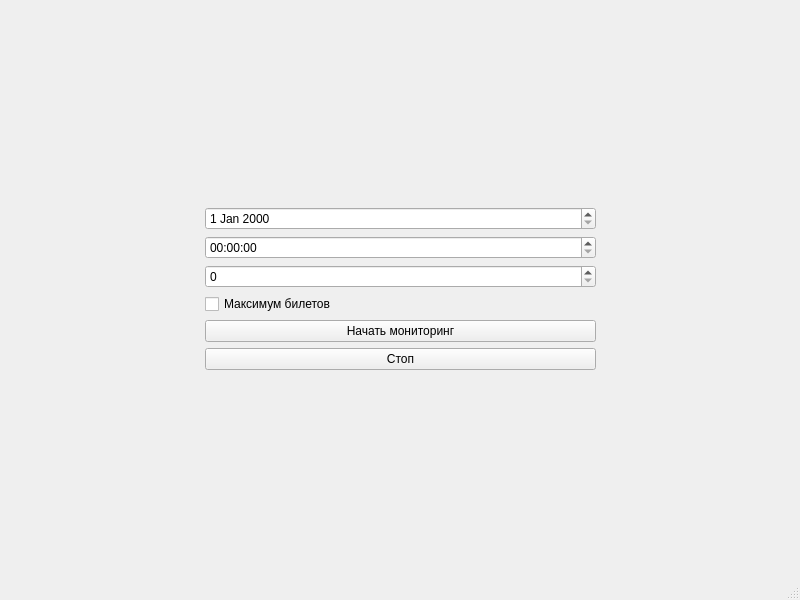
First picture: the form in src/ui/main_window.ui, repository Sazoks/colosseum_bot, before the edit.
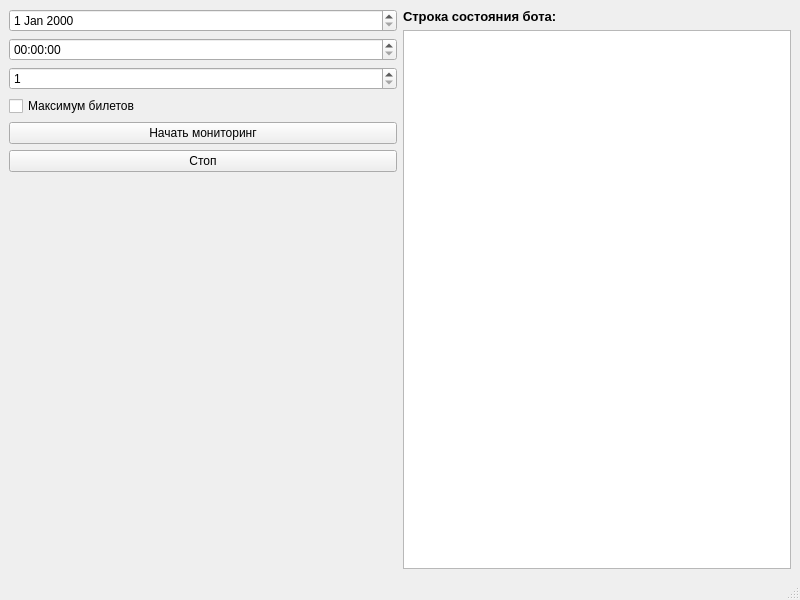
Second picture: the form after the edit.

Commit message: Починка багов, добавил класс Informer для отслеживания состояния бота

What changed in the file:
```diff
--- a/src/ui/main_window.ui
+++ b/src/ui/main_window.ui
@@ -14,8 +14,25 @@
    <string>MainWindow</string>
   </property>
   <widget class="QWidget" name="centralwidget">
-   <layout class="QGridLayout" name="gridLayout" columnstretch="3,6,3">
+   <layout class="QGridLayout" name="gridLayout" columnstretch="1,1">
+    <item row="1" column="1">
+     <widget class="QTextBrowser" name="bot_info_input"/>
+    </item>
     <item row="0" column="1">
+     <widget class="QLabel" name="label">
+      <property name="font">
+       <font>
+        <pointsize>10</pointsize>
+        <weight>75</weight>
+        <bold>true</bold>
+       </font>
+      </property>
+      <property name="text">
+       <string>Строка состояния бота:</string>
+      </property>
+     </widget>
+    </item>
+    <item row="0" column="0" rowspan="2">
      <layout class="QVBoxLayout" name="verticalLayout">
       <item>
        <widget class="QDateEdit" name="date_input"/>
@@ -24,7 +41,11 @@
        <widget class="QTimeEdit" name="time_input"/>
       </item>
       <item>
-       <widget class="QSpinBox" name="tickets_input"/>
+       <widget class="QSpinBox" name="tickets_input">
+        <property name="minimum">
+         <number>1</number>
+        </property>
+       </widget>
       </item>
       <item>
        <widget class="QCheckBox" name="max_tickets">
@@ -47,34 +68,21 @@
         </property>
        </widget>
       </item>
+      <item>
+       <spacer name="verticalSpacer">
+        <property name="orientation">
+         <enum>Qt::Vertical</enum>
+        </property>
+        <property name="sizeHint" stdset="0">
+         <size>
+          <width>20</width>
+          <height>40</height>
+         </size>
+        </property>
+       </spacer>
+      </item>
      </layout>
     </item>
-    <item row="0" column="0">
-     <spacer name="horizontalSpacer">
-      <property name="orientation">
-       <enum>Qt::Horizontal</enum>
-      </property>
-      <property name="sizeHint" stdset="0">
-       <size>
-        <width>40</width>
-        <height>20</height>
-       </size>
-      </property>
-     </spacer>
-    </item>
-    <item row="0" column="2">
-     <spacer name="horizontalSpacer_2">
-      <property name="orientation">
-       <enum>Qt::Horizontal</enum>
-      </property>
-      <property name="sizeHint" stdset="0">
-       <size>
-        <width>40</width>
-        <height>20</height>
-       </size>
-      </property>
-     </spacer>
-    </item>
    </layout>
   </widget>
   <widget class="QStatusBar" name="statusbar"/>
```
The commit also changes 7 other files.
